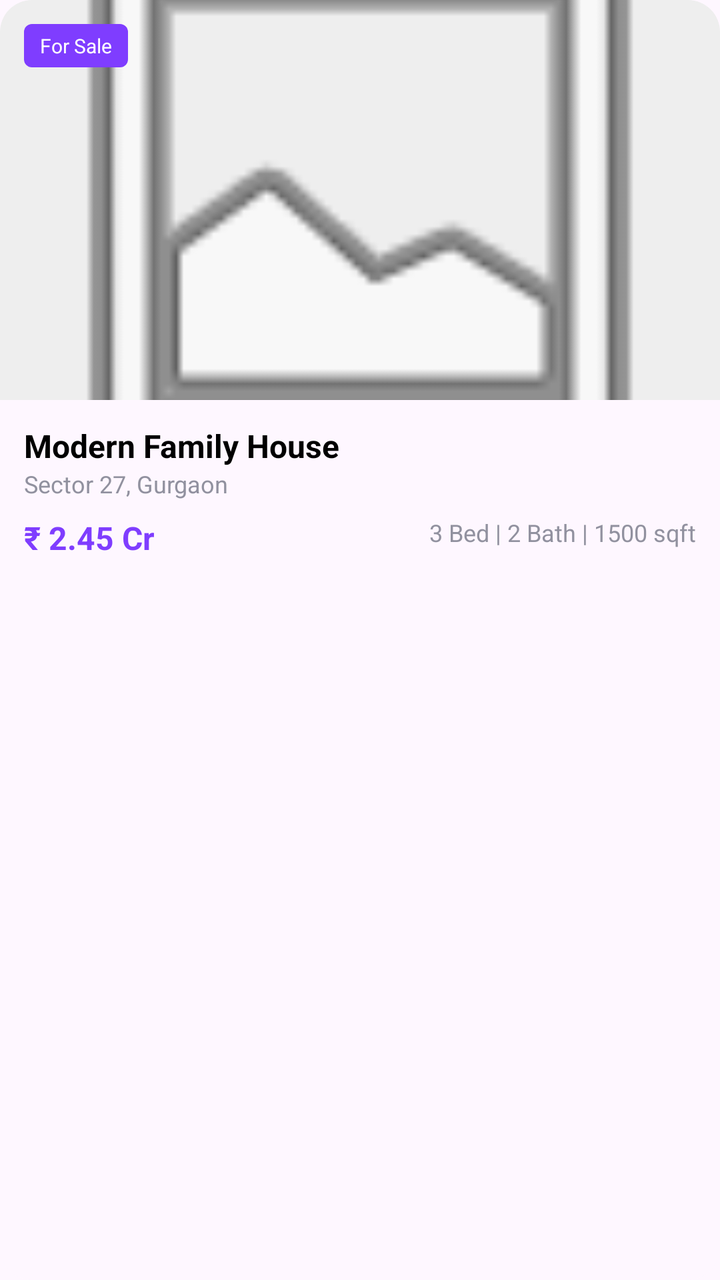
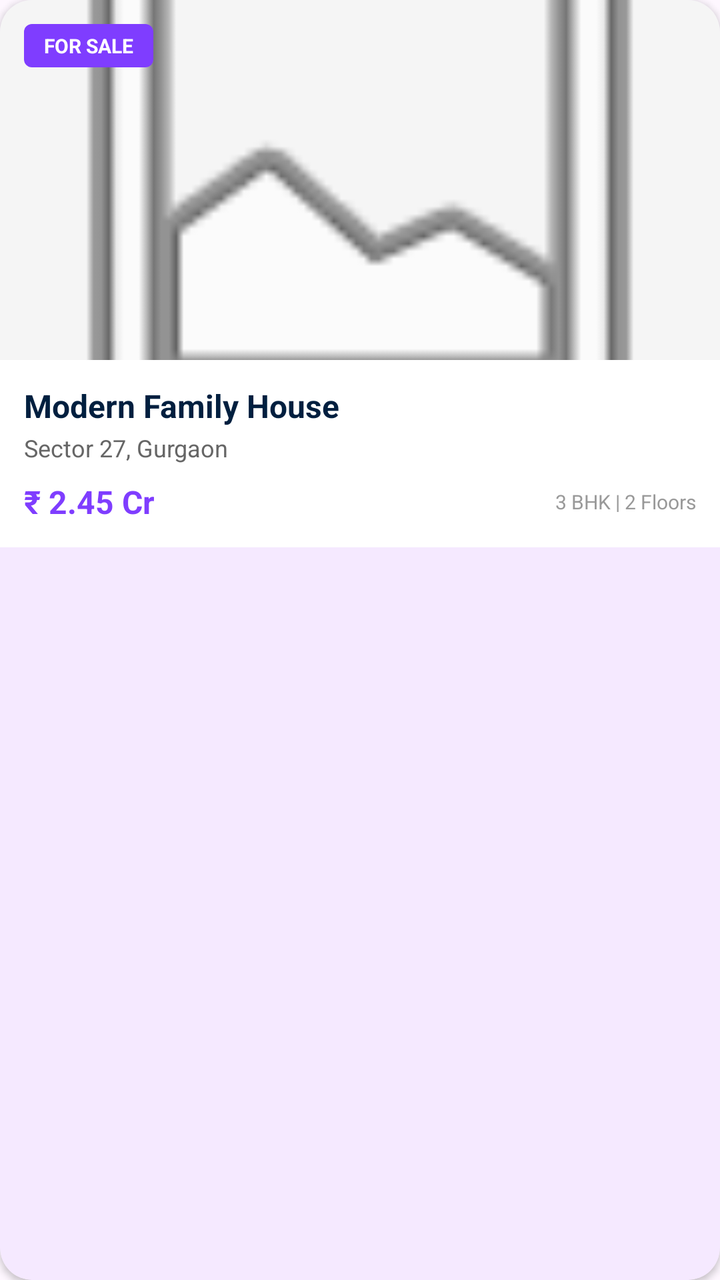

The first picture is an Android layout as it rendered before a commit; the second is the same layout after the commit. The layout source and the unified diff follow.
<!-- AndroidManifest.xml: application theme Theme.Realestateapp -->
<!-- res/layout/item_property_card.xml -->
<?xml version="1.0" encoding="utf-8"?>
<com.google.android.material.card.MaterialCardView xmlns:android="http://schemas.android.com/apk/res/android"
    xmlns:app="http://schemas.android.com/apk/res-auto"
    android:layout_width="match_parent"
    android:layout_height="wrap_content"
    android:layout_marginBottom="16dp"
    app:cardCornerRadius="16dp"
    app:cardElevation="0dp"
    app:strokeWidth="0dp">

    <LinearLayout
        android:layout_width="match_parent"
        android:layout_height="wrap_content"
        android:orientation="vertical">

        <FrameLayout
            android:layout_width="match_parent"
            android:layout_height="200dp">

            <ImageView
                android:id="@+id/propertyImage"
                android:layout_width="match_parent"
                android:layout_height="match_parent"
                android:scaleType="centerCrop"
                android:src="@android:drawable/ic_menu_gallery"
                android:background="#EEEEEE"/>

            <TextView
                android:layout_width="wrap_content"
                android:layout_height="wrap_content"
                android:layout_margin="12dp"
                android:background="@drawable/badge_bg"
                android:paddingHorizontal="8dp"
                android:paddingVertical="4dp"
                android:text="For Sale"
                android:textColor="@color/white"
                android:textSize="10sp" />
        </FrameLayout>

        <LinearLayout
            android:layout_width="match_parent"
            android:layout_height="wrap_content"
            android:orientation="vertical"
            android:padding="12dp">

            <TextView
                android:id="@+id/tvPropertyName"
                android:layout_width="wrap_content"
                android:layout_height="wrap_content"
                android:text="Modern Family House"
                android:textColor="@color/black"
                android:textSize="16sp"
                android:textStyle="bold" />

            <TextView
                android:id="@+id/tvPropertyLocation"
                android:layout_width="wrap_content"
                android:layout_height="wrap_content"
                android:text="Sector 27, Gurgaon"
                android:textColor="@color/gray_text"
                android:textSize="12sp" />

            <RelativeLayout
                android:layout_width="match_parent"
                android:layout_height="wrap_content"
                android:layout_marginTop="8dp">

                <TextView
                    android:id="@+id/tvPropertyPrice"
                    android:layout_width="wrap_content"
                    android:layout_height="wrap_content"
                    android:text="₹ 2.45 Cr"
                    android:textColor="@color/primary"
                    android:textSize="16sp"
                    android:textStyle="bold" />

                <TextView
                    android:layout_width="wrap_content"
                    android:layout_height="wrap_content"
                    android:layout_alignParentEnd="true"
                    android:text="3 Bed | 2 Bath | 1500 sqft"
                    android:textColor="@color/gray_text"
                    android:textSize="12sp" />
            </RelativeLayout>
        </LinearLayout>
    </LinearLayout>
</com.google.android.material.card.MaterialCardView>
<!-- resources referenced by this layout -->
<resources>
  <color name="black">#FF000000</color>
  <color name="gray_text">#91919F</color>
  <color name="primary">#7F3DFF</color>
  <color name="white">#FFFFFFFF</color>
  <!-- drawable badge_bg (drawable) -->
  <?xml version="1.0" encoding="utf-8"?>
  <shape xmlns:android="http://schemas.android.com/apk/res/android">
      <solid android:color="@color/primary" />
      <corners android:radius="4dp" />
  </shape>
  <style name="Theme.Realestateapp" parent="Base.Theme.Realestateapp" />
  <style name="Base.Theme.Realestateapp" parent="Theme.Material3.DayNight.NoActionBar">
          
          
      </style>
</resources>

<!-- the commit's change to res/layout/item_property_card.xml (unified diff, before → after) -->
@@ -1,11 +1,12 @@
 <?xml version="1.0" encoding="utf-8"?>
 <com.google.android.material.card.MaterialCardView xmlns:android="http://schemas.android.com/apk/res/android"
     xmlns:app="http://schemas.android.com/apk/res-auto"
-    android:layout_width="match_parent"
+    android:layout_width="300dp"
     android:layout_height="wrap_content"
+    android:layout_marginEnd="16dp"
     android:layout_marginBottom="16dp"
     app:cardCornerRadius="16dp"
-    app:cardElevation="0dp"
+    app:cardElevation="2dp"
     app:strokeWidth="0dp">
 
     <LinearLayout
@@ -15,49 +16,55 @@
 
         <FrameLayout
             android:layout_width="match_parent"
-            android:layout_height="200dp">
+            android:layout_height="180dp">
 
             <ImageView
                 android:id="@+id/propertyImage"
                 android:layout_width="match_parent"
                 android:layout_height="match_parent"
+                android:background="#F5F5F5"
                 android:scaleType="centerCrop"
-                android:src="@android:drawable/ic_menu_gallery"
-                android:background="#EEEEEE"/>
+                android:src="@android:drawable/ic_menu_gallery" />
 
             <TextView
+                android:id="@+id/tvBadge"
                 android:layout_width="wrap_content"
                 android:layout_height="wrap_content"
                 android:layout_margin="12dp"
                 android:background="@drawable/badge_bg"
-                android:paddingHorizontal="8dp"
+                android:paddingHorizontal="10dp"
                 android:paddingVertical="4dp"
-                android:text="For Sale"
+                android:text="FOR SALE"
                 android:textColor="@color/white"
-                android:textSize="10sp" />
+                android:textSize="10sp"
+                android:textStyle="bold" />
         </FrameLayout>
 
         <LinearLayout
             android:layout_width="match_parent"
             android:layout_height="wrap_content"
+            android:background="@color/white"
             android:orientation="vertical"
             android:padding="12dp">
 
             <TextView
                 android:id="@+id/tvPropertyName"
-                android:layout_width="wrap_content"
+                android:layout_width="match_parent"
                 android:layout_height="wrap_content"
+                android:ellipsize="end"
+                android:maxLines="1"
                 android:text="Modern Family House"
-                android:textColor="@color/black"
+                android:textColor="#001F3F"
                 android:textSize="16sp"
                 android:textStyle="bold" />
 
             <TextView
                 android:id="@+id/tvPropertyLocation"
-                android:layout_width="wrap_content"
+                android:layout_width="match_parent"
                 android:layout_height="wrap_content"
+                android:layout_marginTop="2dp"
                 android:text="Sector 27, Gurgaon"
-                android:textColor="@color/gray_text"
+                android:textColor="#666666"
                 android:textSize="12sp" />
 
             <RelativeLayout
@@ -75,12 +82,14 @@
                     android:textStyle="bold" />
 
                 <TextView
+                    android:id="@+id/tvPropertyStats"
                     android:layout_width="wrap_content"
                     android:layout_height="wrap_content"
                     android:layout_alignParentEnd="true"
-                    android:text="3 Bed | 2 Bath | 1500 sqft"
-                    android:textColor="@color/gray_text"
-                    android:textSize="12sp" />
+                    android:layout_centerVertical="true"
+                    android:text="3 BHK | 2 Floors"
+                    android:textColor="#999999"
+                    android:textSize="10sp" />
             </RelativeLayout>
         </LinearLayout>
     </LinearLayout>
<!-- resource entries referenced after the edit -->
@@ -1,7 +1,5 @@
 <!-- resources referenced by this layout -->
 <resources>
-  <color name="black">#FF000000</color>
-  <color name="gray_text">#91919F</color>
   <color name="primary">#7F3DFF</color>
   <color name="white">#FFFFFFFF</color>
   <!-- drawable badge_bg (drawable) -->
@@ -13,7 +11,7 @@
   <style name="Theme.Realestateapp" parent="Base.Theme.Realestateapp" />
   <style name="Base.Theme.Realestateapp" parent="Theme.Material3.DayNight.NoActionBar">
           
-          
+          <item name="colorPrimary">@color/primary</item>
       </style>
 </resources>
 
